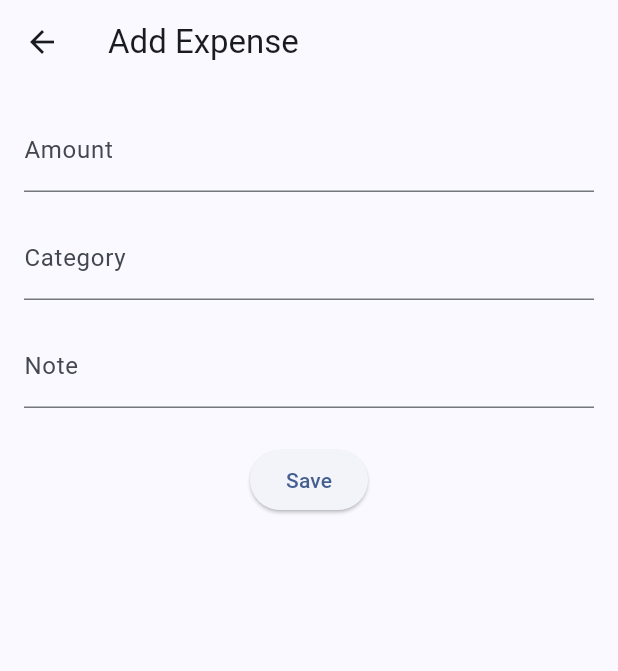
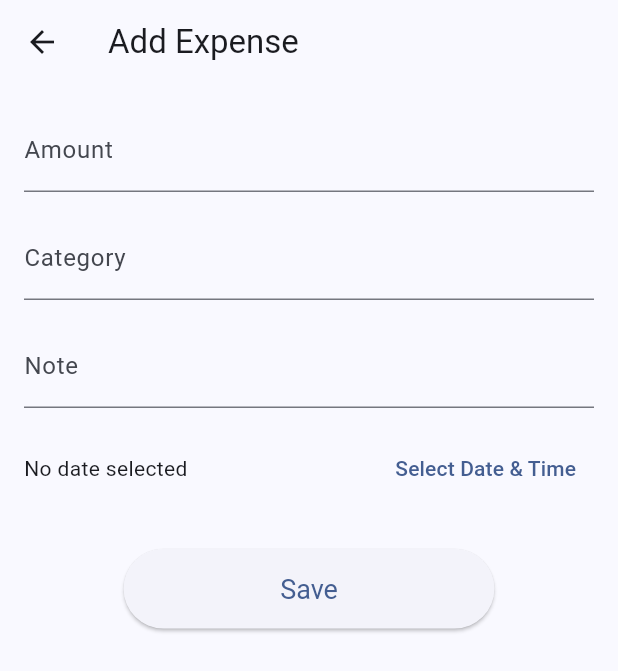
Before and after one commit to mpuntus-css/Project-2_Expenses-App----CIS-3334---Mobile-Device-Programming, a Flutter app: the HomeScreen screen opened directly, after a tap on the "add" icon, on a phone screen of 412 x 824 dp. Shown: the top 671 px of the screen. Run offline on Flutter 3.47's test engine with Material 3 defaults, Android fonts, the phone set to English and light mode, and no system bars; our stand-ins replace cloud_firestore, firebase_auth, firebase_core; accounts and stored records are empty.

Commit message:
Added the date variable

```diff
--- a/lib/screens/add_expense_screen.dart
+++ b/lib/screens/add_expense_screen.dart
@@ -15,6 +15,7 @@ class _AddExpenseScreenState extends State<AddExpenseScreen> {
   final amountController = TextEditingController();
   final categoryController = TextEditingController();
   final noteController = TextEditingController();
+  DateTime? selectedDate;
 
   @override
   void dispose() {
@@ -24,6 +25,34 @@ class _AddExpenseScreenState extends State<AddExpenseScreen> {
     super.dispose();
   }
 
+  Future<void> _pickDateTime() async {
+    DateTime? date = await showDatePicker(
+      context: context,
+      initialDate: selectedDate ?? DateTime.now(),
+      firstDate: DateTime(2000),
+      lastDate: DateTime.now(),
+    );
+
+    if (date == null) return;
+
+    TimeOfDay? time = await showTimePicker(
+      context: context,
+      initialTime: TimeOfDay.fromDateTime(selectedDate ?? DateTime.now()),
+    );
+
+    if (time == null) return;
+
+    setState(() {
+      selectedDate = DateTime(
+        date.year,
+        date.month,
+        date.day,
+        time.hour,
+        time.minute,
+      );
+    });
+  }
+
   void _saveExpense() async {
     if (!_formKey.currentState!.validate()) return;
 
@@ -31,7 +60,7 @@ class _AddExpenseScreenState extends State<AddExpenseScreen> {
       amount: double.parse(amountController.text),
       category: categoryController.text.trim(),
       note: noteController.text.trim(),
-      date: DateTime.now(),
+      date: selectedDate ?? DateTime.now(),
     );
 
     final provider = context.read<ExpenseProvider>();
@@ -44,20 +73,28 @@ class _AddExpenseScreenState extends State<AddExpenseScreen> {
   Widget build(BuildContext context) {
     return Scaffold(
       appBar: AppBar(title: const Text("Add Expense")),
-      body: Padding(
+      body: SafeArea(
+        child: SingleChildScrollView(
           padding: const EdgeInsets.all(16),
           child: Form(
             key: _formKey,
             child: Column(
               children: [
+                // Amount
                 TextFormField(
                   controller: amountController,
                   decoration: const InputDecoration(labelText: "Amount"),
                   keyboardType: TextInputType.number,
-                validator: (value) =>
-                value == null || value.isEmpty ? "Enter amount" : null,
+                  validator: (value) {
+                    if (value == null || value.isEmpty) return "Enter amount";
+                    final number = double.tryParse(value);
+                    if (number == null || number <= 0) return "Enter a positive number";
+                    return null;
+                  },
                 ),
                 const SizedBox(height: 16),
+
+                // Category
                 TextFormField(
                   controller: categoryController,
                   decoration: const InputDecoration(labelText: "Category"),
@@ -65,16 +102,46 @@ class _AddExpenseScreenState extends State<AddExpenseScreen> {
                   value == null || value.isEmpty ? "Enter category" : null,
                 ),
                 const SizedBox(height: 16),
+
+                // Note
                 TextFormField(
                   controller: noteController,
                   decoration: const InputDecoration(labelText: "Note"),
                 ),
-              const SizedBox(height: 24),
-              ElevatedButton(
+                const SizedBox(height: 16),
+
+                // Date Picker
+                Row(
+                  children: [
+                    Expanded(
+                      child: Text(
+                        selectedDate == null
+                            ? "No date selected"
+                            : "${selectedDate!.year}-${selectedDate!.month.toString().padLeft(2,'0')}-${selectedDate!.day.toString().padLeft(2,'0')} "
+                            "${selectedDate!.hour.toString().padLeft(2,'0')}:${selectedDate!.minute.toString().padLeft(2,'0')}",
+                      ),
+                    ),
+                    TextButton(
+                      onPressed: _pickDateTime,
+                      child: const Text("Select Date & Time"),
+                    ),
+                  ],
+                ),
+                const SizedBox(height: 30),
+
+                SizedBox(
+                  width: MediaQuery.of(context).size.width * 0.6,
+                  child: ElevatedButton(
                     onPressed: _saveExpense,
+                    style: ElevatedButton.styleFrom(
+                      padding: const EdgeInsets.symmetric(vertical: 16),
+                      textStyle: const TextStyle(fontSize: 18),
+                    ),
                     child: const Text("Save"),
-              )
+                  ),
+                ),
               ],
+            ),
           ),
         ),
       ),
--- a/lib/screens/home_screen.dart
+++ b/lib/screens/home_screen.dart
@@ -48,7 +48,52 @@ class HomeScreen extends StatelessWidget {
 
           final expenses = snapshot.data!;
 
-          return ListView.builder(
+          // Calculate total amount spent
+          final totalSpent = expenses.fold<double>(
+            0.0,
+                (previousValue, element) => previousValue + element.amount,
+          );
+
+          return Column(
+            children: [
+              // ===== Total Spent Box =====
+              Padding(
+                padding: const EdgeInsets.all(16.0),
+                child: Card(
+                  elevation: 3,
+                  shape: RoundedRectangleBorder(
+                    borderRadius: BorderRadius.circular(16),
+                  ),
+                  child: Padding(
+                    padding: const EdgeInsets.all(20.0),
+                    child: Column(
+                      crossAxisAlignment: CrossAxisAlignment.start,
+                      children: [
+                        const Text(
+                          'Total Spent',
+                          style: TextStyle(
+                            fontSize: 18,
+                            fontWeight: FontWeight.bold,
+                          ),
+                        ),
+                        const SizedBox(height: 8),
+                        Text(
+                          '\$${totalSpent.toStringAsFixed(2)}',
+                          style: const TextStyle(
+                            fontSize: 32,
+                            fontWeight: FontWeight.bold,
+                            color: Colors.redAccent,
+                          ),
+                        ),
+                      ],
+                    ),
+                  ),
+                ),
+              ),
+
+              // ===== List of Expenses =====
+              Expanded(
+                child: ListView.builder(
                   padding: const EdgeInsets.all(16),
                   itemCount: expenses.length,
                   itemBuilder: (context, index) {
@@ -57,6 +102,9 @@ class HomeScreen extends StatelessWidget {
                       expense: expenses[index],
                     );
                   },
+                ),
+              ),
+            ],
           );
         },
       ),
```
Also changed, not shown: lib/widget/expense_item.dart (+30 -2 lines). Lines whose indentation alone changed are shown as unchanged.
